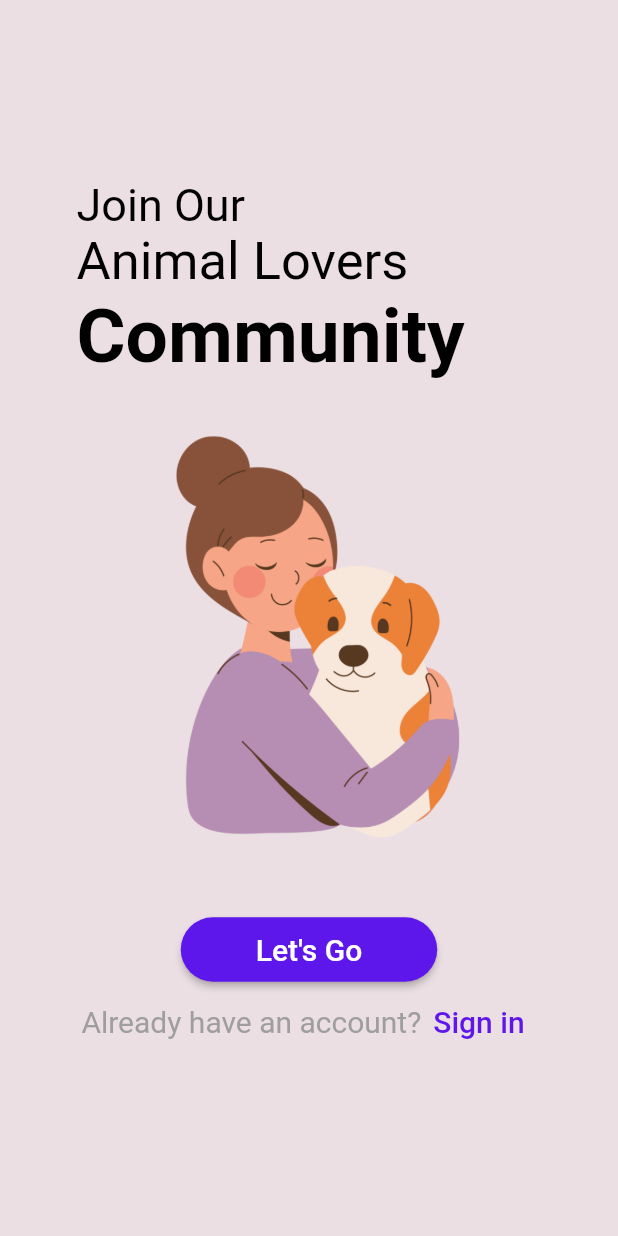
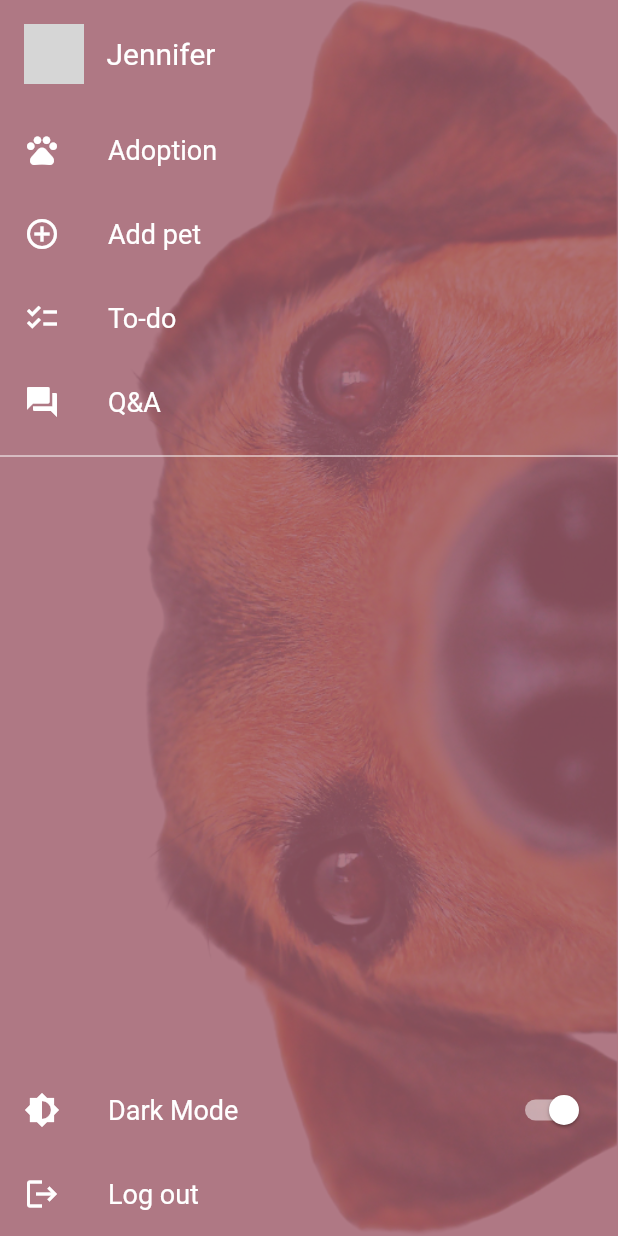
Before and after one commit to desparza13/petPals, a Flutter app: the screen it shows after launch, on a phone screen of 412 x 824 dp. Run offline on Flutter 3.47's test engine with Material 2 defaults, Android fonts, the phone set to English and light mode, and no system bars; network calls fail; grey boxes are pictures that could not be loaded.

Commit message:
Widget para el drawer menu, me falta implementar la navegacion aqui

```diff
--- a/pet_pals/lib/main.dart
+++ b/pet_pals/lib/main.dart
@@ -1,5 +1,6 @@
 import 'package:flutter/material.dart';
 import 'welcome_page.dart';
+import 'menu_drawer_widget.dart';
 
 void main() => runApp(MyApp());
 
@@ -11,7 +12,7 @@ class MyApp extends StatelessWidget {
       theme: ThemeData(
         primarySwatch: Colors.deepPurple,
       ),
-      home: WelcomePage(),
+      home: Menu(),
     );
   }
 }
--- a/pet_pals/lib/menu_drawer_widget.dart
+++ b/pet_pals/lib/menu_drawer_widget.dart
@@ -0,0 +1,93 @@
+import 'package:flutter/material.dart';
+
+class Menu extends StatelessWidget {
+  final String username = "Jennifer";
+
+  @override
+  Widget build(BuildContext context) {
+    // Determine if the device is in landscape or portrait
+    var isPortrait = MediaQuery.of(context).orientation == Orientation.portrait;
+
+    return Drawer(
+      child: Container(
+        decoration: BoxDecoration(
+          // Choose the background image based on the orientation
+          image: DecorationImage(
+            image: AssetImage(isPortrait ? 'assets/images/menu_portrait.png' : 'assets/images/menu_landscape.png'),
+            fit: BoxFit.cover,
+            alignment: Alignment.topRight,
+          ),
+        ),
+        child: Stack(
+          children: [
+            // Color overlay for the background but that allows the dog to be seen
+            Container(color: Color(0xFF8F4152).withOpacity(0.7)),
+            // Drawer content
+            SafeArea(
+              child: Column(
+                children: [
+                  Padding(
+                    padding: const EdgeInsets.all(16.0),
+                    child:
+                      //User avatar and name
+                      Row(
+                        children: [
+                          CircleAvatar( //Make it circular
+                            backgroundImage: NetworkImage('https://cdn.pixabay.com/photo/2016/08/08/09/17/avatar-1577909_1280.png'),
+                            radius: 20.0,
+                          ),
+                          SizedBox(width: 15),
+                          Text(username, style: TextStyle(fontSize: 20, color: Colors.white)),
+                        ],
+                      ),
+                  ),
+                  Expanded(
+                    child: ListView(
+                      padding: EdgeInsets.zero,
+                      children: <Widget>[
+                        _buildMenuItem(Icons.pets, 'Adoption', context, '/adoption'),
+                        _buildMenuItem(Icons.add_circle_outline, 'Add pet', context, '/addPet'),
+                        _buildMenuItem(Icons.checklist, 'To-do', context, '/todo'),
+                        _buildMenuItem(Icons.question_answer, 'Q&A', context, '/qa'),
+                        Divider(color: Colors.white),
+                      ],
+                    ),
+                  ),
+                  ListTile(
+                    leading: Icon(Icons.brightness_6, color: Colors.white),
+                    title: Text('Dark Mode', style: TextStyle(fontSize: 18, color: Colors.white)),
+                    trailing: Switch(
+                      activeColor: Colors.white,
+                      value: true,
+                      onChanged: (value) {
+                        // Change the colors to darkmode
+                      },
+                    ),
+                  ),
+                  ListTile(
+                    leading: Icon(Icons.logout, color: Colors.white),
+                    title: Text('Log out', style: TextStyle(fontSize: 18, color: Colors.white)),
+                    onTap: () {
+                      // Implementa la lógica de cerrar sesión aquí
+                    },
+                  ),
+                ],
+              ),
+            ),
+          ],
+        ),
+      ),
+    );
+  }
+
+  //Function to avoid repeating the code for creating list items
+  ListTile _buildMenuItem(IconData icon, String title, BuildContext context, String route) {
+    return ListTile(
+      leading: Icon(icon, color: Colors.white),
+      title: Text(title, style: TextStyle(fontSize: 18, color: Colors.white)),
+      onTap: () {
+        //Navigation pending
+      },
+    );
+  }
+}
--- a/pet_pals/pubspec.yaml
+++ b/pet_pals/pubspec.yaml
@@ -65,6 +65,8 @@ flutter:
     - assets/images/register.png
     - assets/images/paw_icon.png
     - assets/images/google_logo.png
+    - assets/images/menu_portrait.png
+    - assets/images/menu_landscape.png
 
   # An image asset can refer to one or more resolution-specific "variants", see
   # https://flutter.dev/assets-and-images/#resolution-aware
```
Also changed, not shown: pet_pals/lib/welcome_page.dart (+13 -7 lines), pet_pals/assets/images/menu_landscape.png (added), pet_pals/assets/images/menu_portrait.png (added).
